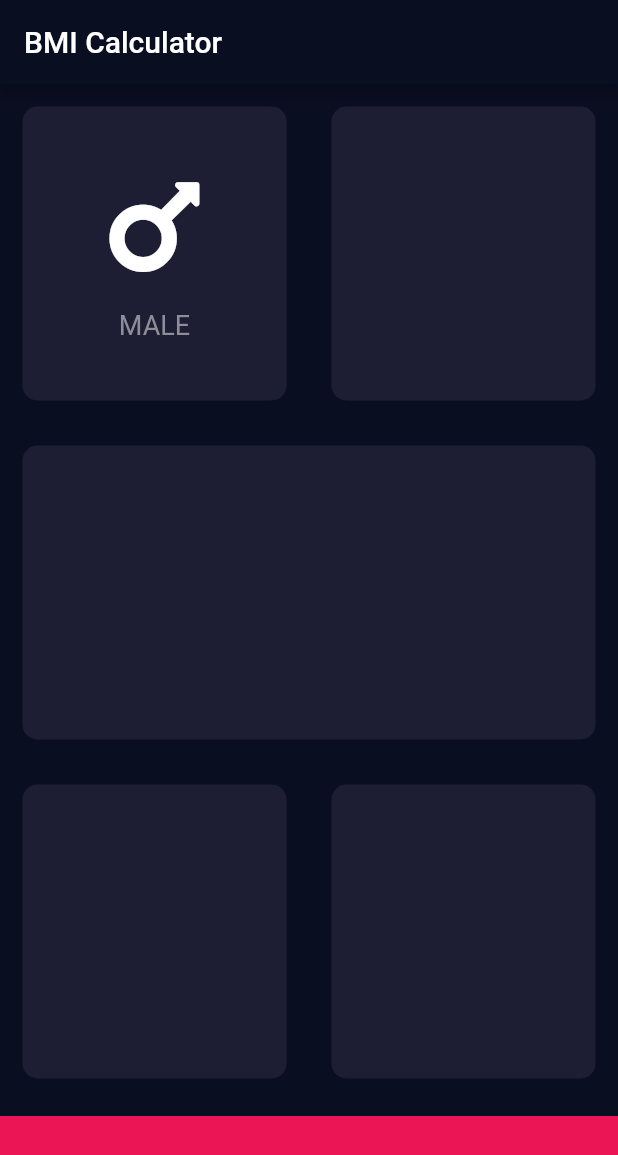
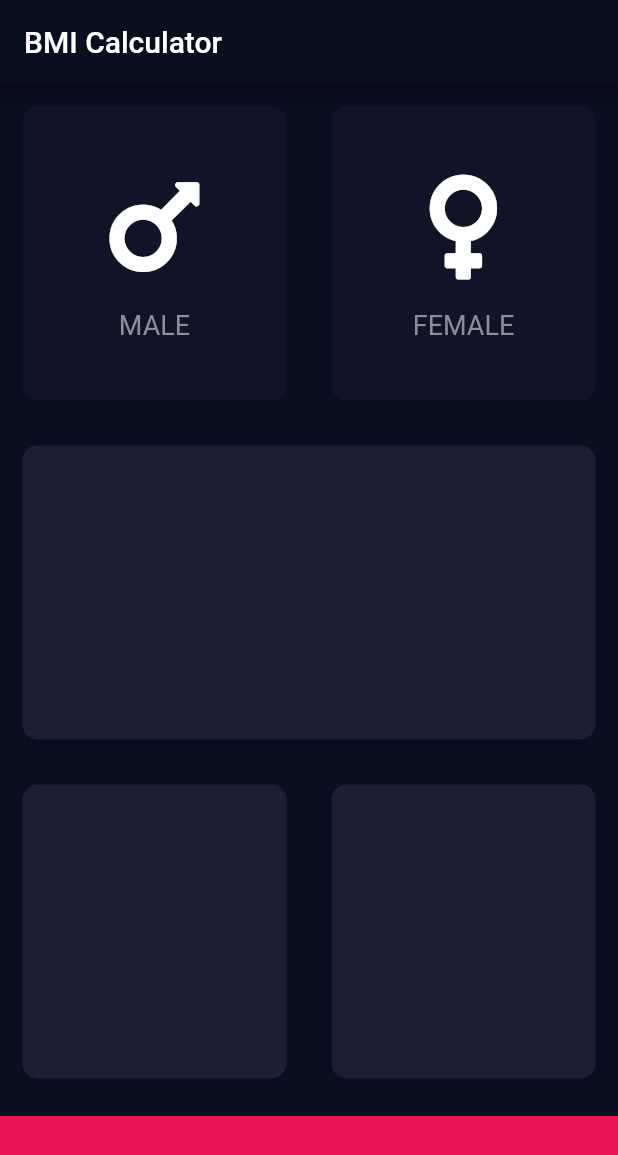
Before and after one commit to nagcse42/dicee-flutter, a Flutter app: the screen it shows after launch, on a phone screen of 412 x 824 dp. Shown: the top 1155 px of the screen. Run offline on Flutter 3.47's test engine with Material 2 defaults, Android fonts, the phone set to English and light mode, and no system bars; our stand-ins replace font_awesome_flutter.

Commit message:
bmi calc card changes committed.

```diff
--- /dev/null
+++ b/bmi_calc/lib/icon_widget.dart
@@ -0,0 +1,28 @@
+import 'package:flutter/material.dart';
+
+class IconWidget extends StatelessWidget {
+  final IconData icon;
+  final String iconLabel;
+  IconWidget({@required this.icon, this.iconLabel});
+
+  @override
+  Widget build(BuildContext context) {
+    return Column(
+      mainAxisAlignment: MainAxisAlignment.center,
+      children: <Widget>[
+        Icon(
+          icon,
+          size: 80.0,
+        ),
+        SizedBox(
+          height: 15.0,
+        ),
+        Text(
+          iconLabel,
+          style: TextStyle(color: Color(0xFF8D8E98),
+          fontSize: 18.0,),
+        )
+      ],
+    );
+  }
+}
--- a/bmi_calc/lib/input_page.dart
+++ b/bmi_calc/lib/input_page.dart
@@ -1,11 +1,18 @@
-import 'dart:ffi';
-
+import 'package:bmi_calc/reusable_card.dart';
 import 'package:flutter/material.dart';
 import 'package:font_awesome_flutter/font_awesome_flutter.dart';
+import 'icon_widget.dart';
 
 const bottomContainerHeight = 80.0;
-const Color cardColor = Color(0xFF1D1E33);
+const Color activeCardColor = Color(0xFF1D1E33);
+const Color inctiveCardColor = Color(0xFF111328);
 const Color bottomContainerColor = Color(0xFFEB1555);
+
+enum Gender {
+  MALE,
+  FEMALE,
+  OTHERS
+}
 
 class InputPage extends StatefulWidget {
   @override
@@ -13,6 +20,8 @@ class InputPage extends StatefulWidget {
 }
 
 class InputPageState extends State<InputPage> {
+  Gender selectedGender;
+
   @override
   Widget build(BuildContext context) {
     return Scaffold(
@@ -25,30 +34,35 @@ class InputPageState extends State<InputPage> {
             child: Row(
               children: <Widget>[
                 Expanded(
-                  child: ReusableCard(
-                    colour: cardColor,
-                    childCard: Column(
-                      mainAxisAlignment: MainAxisAlignment.center,
-                      children: <Widget>[
-                        Icon(
-                          FontAwesomeIcons.mars,
-                          size: 80.0,
-                        ),
-                        SizedBox(
-                          height: 15.0,
-                        ),
-                        Text(
-                          'MALE',
-                          style: TextStyle(
-                              color: Color(0xFF8D8E98), fontSize: 18.0),
-                        )
-                      ],
+                  child: GestureDetector(
+                    onTap: () {
+                      setState(() {
+                        selectedGender = Gender.MALE;
+                      });
+                    },
+                    child: ReusableCard(
+                      colour: selectedGender == Gender.MALE ? activeCardColor : inctiveCardColor,
+                      childCard: IconWidget(
+                        icon: FontAwesomeIcons.mars,
+                        iconLabel: 'MALE',
+                      ),
                     ),
                   ),
                 ),
                 Expanded(
-                  child: ReusableCard(
-                    colour: cardColor,
+                  child: GestureDetector(
+                    onTap: () {
+                      setState(() {
+                         selectedGender = Gender.FEMALE;
+                      });
+                    },
+                    child: ReusableCard(
+                      colour: selectedGender == Gender.FEMALE ? activeCardColor : inctiveCardColor,
+                      childCard: IconWidget(
+                        icon: FontAwesomeIcons.venus,
+                        iconLabel: 'FEMALE',
+                      ),
+                    ),
                   ),
                 ),
               ],
@@ -56,7 +70,7 @@ class InputPageState extends State<InputPage> {
           ),
           Expanded(
             child: ReusableCard(
-              colour: cardColor,
+              colour: activeCardColor,
             ),
           ),
           Expanded(
@@ -64,12 +78,12 @@ class InputPageState extends State<InputPage> {
               children: <Widget>[
                 Expanded(
                   child: ReusableCard(
-                    colour: cardColor,
+                    colour: activeCardColor,
                   ),
                 ),
                 Expanded(
                   child: ReusableCard(
-                    colour: cardColor,
+                    colour: activeCardColor,
                   ),
                 ),
               ],
@@ -86,21 +100,3 @@ class InputPageState extends State<InputPage> {
     );
   }
 }
-
-class ReusableCard extends StatelessWidget {
-  final Color colour;
-  final Widget childCard;
-  ReusableCard({@required this.colour, this.childCard});
-
-  @override
-  Widget build(BuildContext context) {
-    return Container(
-      child: childCard,
-      margin: EdgeInsets.all(15.0),
-      decoration: BoxDecoration(
-        color: colour,
-        borderRadius: BorderRadius.circular(10.0),
-      ),
-    );
-  }
-}
--- /dev/null
+++ b/bmi_calc/lib/reusable_card.dart
@@ -0,0 +1,19 @@
+import 'package:flutter/material.dart';
+
+class ReusableCard extends StatelessWidget {
+  final Color colour;
+  final Widget childCard;
+  ReusableCard({@required this.colour, this.childCard});
+
+  @override
+  Widget build(BuildContext context) {
+    return Container(
+      child: childCard,
+      margin: EdgeInsets.all(15.0),
+      decoration: BoxDecoration(
+        color: colour,
+        borderRadius: BorderRadius.circular(10.0),
+      ),
+    );
+  }
+}
```
